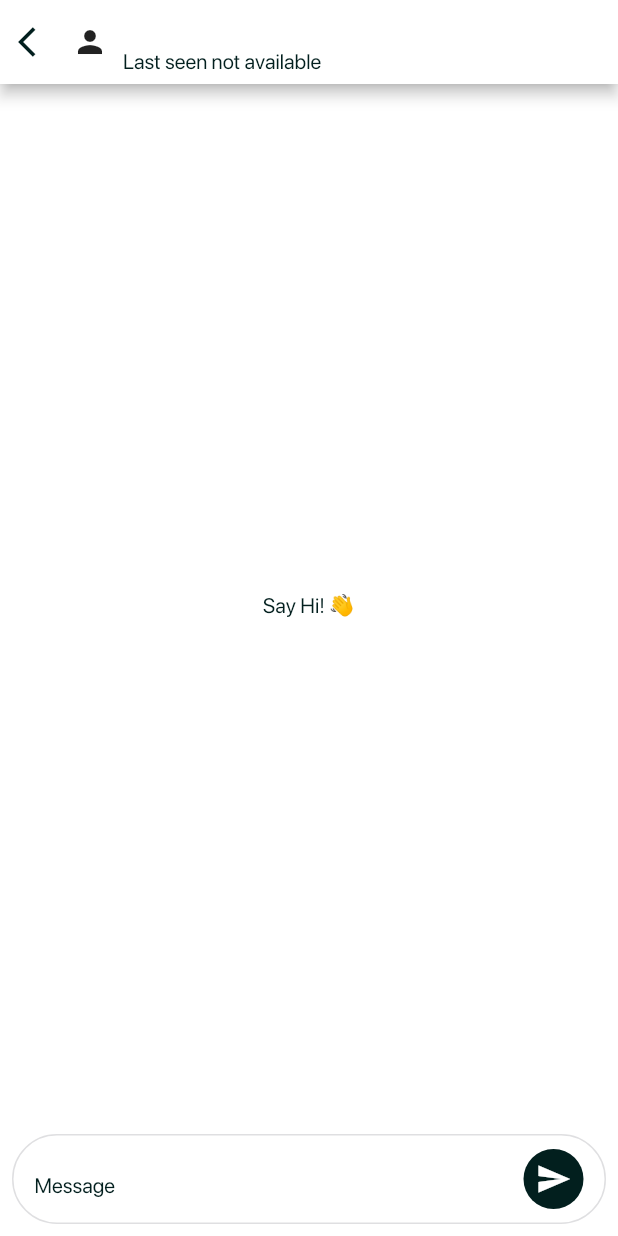
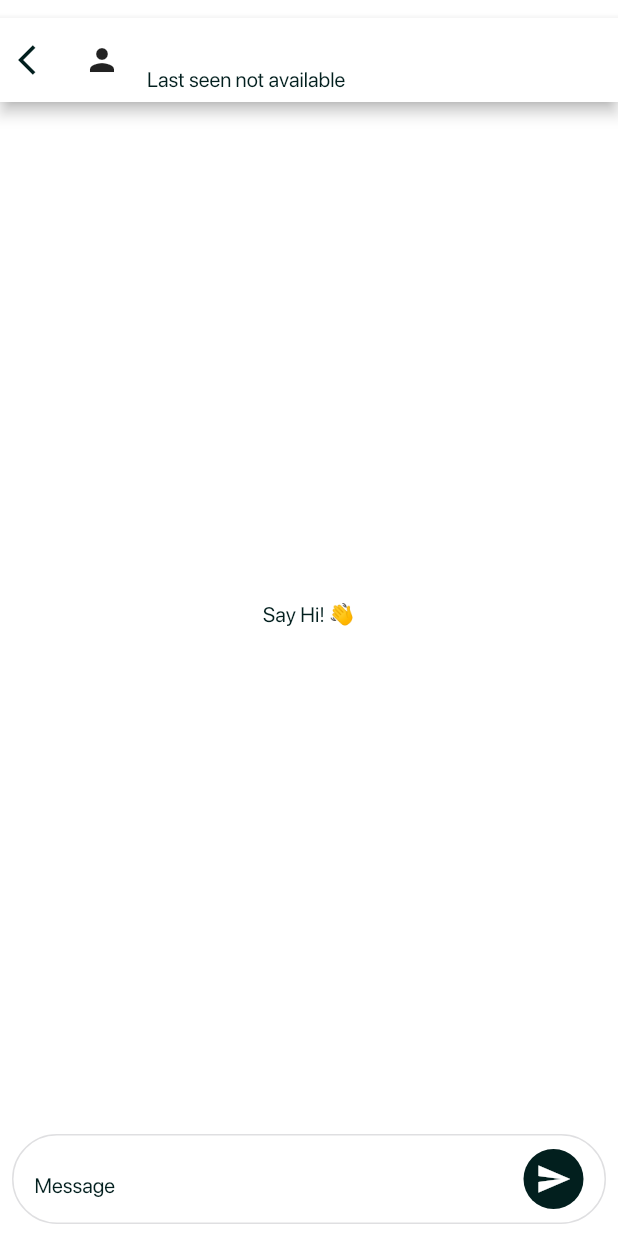
Before and after one commit to MudasirHussain72/Social-Media-App, a Flutter app: the ChatScreen screen opened directly with empty values, on a phone screen of 412 x 824 dp. Run offline on Flutter 3.47's test engine with Material 2 defaults, Android fonts, the light colour scheme and no system bars; drawn by our look-alikes of cached_network_image; our stand-ins replace chat_bubbles, cloud_firestore, firebase_auth, firebase_core, firebase_storage, fluttertoast and 2 more; accounts and stored records are empty; network calls fail; project files that could hold a hidden picture were left out.

Commit message:
Small bugg fixed

```diff
--- a/lib/view/dashboard/chat/chat_screen.dart
+++ b/lib/view/dashboard/chat/chat_screen.dart
@@ -1,6 +1,7 @@
 import 'package:cached_network_image/cached_network_image.dart';
 import 'package:chat_bubbles/bubbles/bubble_special_three.dart';
 import 'package:flutter/material.dart';
+import 'package:flutter/services.dart';
 import 'package:hive_mind/model/message_model.dart';
 import 'package:hive_mind/model/user_model.dart';
 import 'package:hive_mind/resources/color.dart';
@@ -30,8 +31,12 @@ class _ChatScreenState extends State<ChatScreen> {
 
   @override
   Widget build(BuildContext context) {
-    return Scaffold(
+    return Padding(
+      padding: const EdgeInsets.only(top: 12),
+      child: Scaffold(
         appBar: AppBar(
+          systemOverlayStyle:
+              SystemUiOverlayStyle(statusBarColor: Colors.white),
           automaticallyImplyLeading: false,
           flexibleSpace: _appBar(),
         ),
@@ -62,7 +67,8 @@ class _ChatScreenState extends State<ChatScreen> {
                                 text: list[index].msg.toString(),
                                 color: const Color(0xFFE8E8EE),
                                 tail: false,
-                              isSender: checkMessageSender(list[index].fromId),
+                                isSender:
+                                    checkMessageSender(list[index].fromId),
                               );
                             },
                           );
@@ -115,13 +121,13 @@ class _ChatScreenState extends State<ChatScreen> {
                             .bodyText2!
                             .copyWith(color: AppColors.primaryTextTextColor),
                         border: const OutlineInputBorder(
-                        borderSide:
-                            BorderSide(color: AppColors.textFieldDefaultFocus),
+                          borderSide: BorderSide(
+                              color: AppColors.textFieldDefaultFocus),
                           borderRadius: BorderRadius.all(Radius.circular(50)),
                         ),
                         focusedBorder: const OutlineInputBorder(
-                        borderSide:
-                            BorderSide(color: AppColors.textFieldDefaultFocus),
+                          borderSide: BorderSide(
+                              color: AppColors.textFieldDefaultFocus),
                           borderRadius: BorderRadius.all(Radius.circular(50)),
                         ),
                         errorBorder: const OutlineInputBorder(
@@ -139,6 +145,7 @@ class _ChatScreenState extends State<ChatScreen> {
                 ],
               )
             ]),
+      ),
     );
   }
 
@@ -163,12 +170,18 @@ class _ChatScreenState extends State<ChatScreen> {
                 Icons.arrow_back_ios,
                 color: AppColors.secondaryColor,
               )),
-          ClipRRect(
+          Container(
+            height: 40,
+            width: 40,
+            child: ClipRRect(
               borderRadius: const BorderRadius.all(Radius.circular(50)),
               child: CachedNetworkImage(
                 imageUrl: widget.user.profileImage.toString(),
-              placeholder: (context, url) => const CircularProgressIndicator(),
+                fit: BoxFit.cover,
+                placeholder: (context, url) =>
+                    const CircularProgressIndicator(),
                 errorWidget: (context, url, error) => const Icon(Icons.person),
+              ),
             ),
           ),
           const SizedBox(width: 10),
--- a/lib/view/dashboard/dashboard_screen.dart
+++ b/lib/view/dashboard/dashboard_screen.dart
@@ -57,7 +57,7 @@ class _DashboardScreenState extends State<DashboardScreen> {
               Icon(CupertinoIcons.search, color: Colors.grey.shade100)),
       PersistentBottomNavBarItem(
           icon: const Icon(Icons.add, color: AppColors.secondaryColor),
-          activeColorPrimary: AppColors.primaryIconColor,
+          activeColorPrimary: AppColors.secondaryColor,
           inactiveIcon: Icon(Icons.add, color: Colors.grey.shade100)),
       PersistentBottomNavBarItem(
           icon: const Icon(CupertinoIcons.chat_bubble_2,
```
Also changed, not shown: lib/resources/components/post_card.dart (+36 -14 lines), lib/view/dashboard/add_post/add_post_screen.dart (+20 -3 lines), lib/view/dashboard/home_screen/home_screen.dart (+8 -21 lines), lib/view/dashboard/profile/profile_screen.dart (+28 -0 lines), lib/view/dashboard/search/search_screen.dart (+18 -20 lines). Lines whose indentation alone changed are shown as unchanged.
